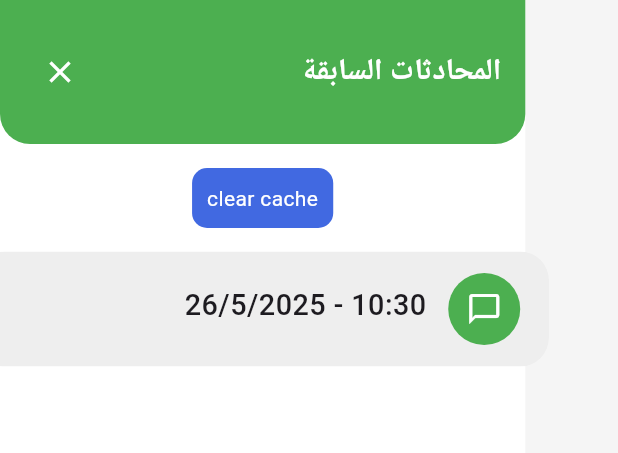
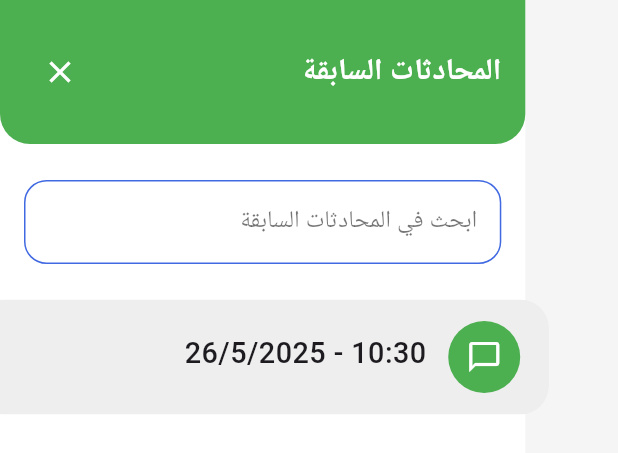
Before and after one commit to EslamKamel89/ai_chat_pot, a Flutter app: the ChatHistoryDrawer widget shown alone on an empty page, opened directly, on a phone screen of 412 x 824 dp. Shown: the top 453 px of the screen. Run offline on Flutter 3.47's test engine with Material 3 defaults, Android fonts, the phone set to English and light mode, and no system bars; drawn by our look-alikes of flutter_animate; our stand-ins replace cached_network_image, connectivity_plus, dio, easy_localization, flutter_bloc, flutter_html and 9 more; accounts and stored records are empty; statements that could not run were skipped.

Commit message:
feat: adding the ability to delete conversation using swiping interaction

```diff
--- a/lib/chat/cubits/chat_cubit/chat_cubit.dart
+++ b/lib/chat/cubits/chat_cubit/chat_cubit.dart
@@ -39,6 +39,7 @@ class ChatCubit extends Cubit<ChatState> {
     emit(
       state.copyWith(
         conversationsInHistory: conversationsInHistory,
+        filteredConversations: conversationsInHistory,
         messages: chatData,
         currentSessionConversation: currentSession,
         selectedConversation: currentSession,
@@ -106,6 +107,12 @@ class ChatCubit extends Cubit<ChatState> {
     emit(state.copyWith(messages: chatData, selectedConversation: selectedCoversation));
   }
 
+  void deleteConversation(String conversationId) {
+    state.conversationsInHistory.removeWhere((conversation) => conversation.id == conversationId);
+    cacheChatHistory(state.conversationsInHistory);
+    emit(state.copyWith());
+  }
+
   List<ChatHistoryEntity> cacheChatHistory(List<ChatHistoryEntity> conversations) {
     sharedPreferences.setStringList(
       ShPrefKey.chatHistoryData,
@@ -113,4 +120,16 @@ class ChatCubit extends Cubit<ChatState> {
     );
     return conversations;
   }
+
+  void filterConversations(String query) {
+    if (query.isEmpty) {
+      emit(state.copyWith(filteredConversations: state.conversationsInHistory));
+    } else {
+      final filtered =
+          state.conversationsInHistory.where((conversation) {
+            return conversation.title?.toLowerCase().contains(query.toLowerCase()) ?? false;
+          }).toList();
+      emit(state.copyWith(filteredConversations: filtered));
+    }
+  }
 }
--- a/lib/chat/cubits/chat_cubit/chat_state.dart
+++ b/lib/chat/cubits/chat_cubit/chat_state.dart
@@ -5,6 +5,7 @@ import 'package:ai_chat_pot/chat/entities/chat_message_entity.dart';
 
 class ChatState {
   List<ChatMessageEntity> messages;
+  List<ChatHistoryEntity>? filteredConversations;
   List<ChatHistoryEntity> conversationsInHistory;
   ChatHistoryEntity? currentSessionConversation;
   ChatHistoryEntity? selectedConversation;
@@ -12,6 +13,7 @@ class ChatState {
   ChatState({
     required this.messages,
     required this.conversationsInHistory,
+    this.filteredConversations,
     this.currentSessionConversation,
     this.selectedConversation,
   });
@@ -19,12 +21,14 @@ class ChatState {
   ChatState copyWith({
     List<ChatMessageEntity>? messages,
     List<ChatHistoryEntity>? conversationsInHistory,
+    List<ChatHistoryEntity>? filteredConversations,
     ChatHistoryEntity? currentSessionConversation,
     ChatHistoryEntity? selectedConversation,
   }) {
     return ChatState(
       messages: messages ?? this.messages,
       conversationsInHistory: conversationsInHistory ?? this.conversationsInHistory,
+      filteredConversations: filteredConversations ?? this.filteredConversations,
       currentSessionConversation: currentSessionConversation ?? this.currentSessionConversation,
       selectedConversation: selectedConversation ?? this.selectedConversation,
     );
--- a/lib/chat/presentation/views/chat_screen.dart
+++ b/lib/chat/presentation/views/chat_screen.dart
@@ -29,7 +29,7 @@ class _ChatScreenState extends State<ChatScreen> {
       if (_scrollController.hasClients) {
         _scrollController.animateTo(
           _scrollController.position.maxScrollExtent,
-          duration: const Duration(milliseconds: 300),
+          duration: const Duration(milliseconds: 1000),
           curve: Curves.easeOut,
         );
       }
@@ -54,6 +54,7 @@ class _ChatScreenState extends State<ChatScreen> {
                   return DefaultScreenPadding(
                     child: Column(
                       children: [
+                        if (state.messages.isNotEmpty)
                           Expanded(
                             child: ListView.builder(
                               controller: _scrollController,
@@ -64,6 +65,15 @@ class _ChatScreenState extends State<ChatScreen> {
                                   message: message,
                                 ).animate().fadeIn(duration: 300.ms);
                               },
+                            ),
+                          ),
+                        if (state.messages.isEmpty)
+                          Expanded(
+                            child: Center(
+                              child: Text(
+                                "اطرح سؤالاً",
+                                style: TextStyle(fontSize: 20, color: Colors.grey),
+                              ),
                             ),
                           ),
                         MessageInput(
--- a/lib/chat/presentation/widgets/chat_histroy_drawer.dart
+++ b/lib/chat/presentation/widgets/chat_histroy_drawer.dart
@@ -1,22 +1,37 @@
 import 'package:ai_chat_pot/chat/cubits/chat_cubit/chat_cubit.dart';
 import 'package:ai_chat_pot/chat/cubits/chat_cubit/chat_state.dart';
 import 'package:ai_chat_pot/chat/entities/chat_history_entity.dart';
-import 'package:ai_chat_pot/core/extensions/context-extensions.dart';
-import 'package:ai_chat_pot/core/service_locator/service_locator.dart';
+import 'package:ai_chat_pot/core/widgets/inputs.dart';
 import 'package:flutter/material.dart';
 import 'package:flutter_animate/flutter_animate.dart';
 import 'package:flutter_bloc/flutter_bloc.dart';
-import 'package:shared_preferences/shared_preferences.dart';
+import 'package:material_design_icons_flutter/material_design_icons_flutter.dart';
 
-class ChatHistoryDrawer extends StatelessWidget {
-  // final List<ChatHistoryItem> chats;
-  // final Function(String id) onDelete;
+class ChatHistoryDrawer extends StatefulWidget {
+  const ChatHistoryDrawer({super.key});
 
-  const ChatHistoryDrawer({
-    super.key,
-    // required this.chats,
-    // required this.onDelete,
+  @override
+  State<ChatHistoryDrawer> createState() => _ChatHistoryDrawerState();
+}
+
+class _ChatHistoryDrawerState extends State<ChatHistoryDrawer> {
+  late final ChatCubit controller;
+  final TextEditingController searchController = TextEditingController();
+  @override
+  void initState() {
+    controller = context.read<ChatCubit>();
+    controller.filterConversations('');
+    searchController.addListener(() {
+      controller.filterConversations(searchController.text);
     });
+    super.initState();
+  }
+
+  @override
+  void dispose() {
+    searchController.dispose();
+    super.dispose();
+  }
 
   @override
   Widget build(BuildContext context) {
@@ -57,29 +72,34 @@ class ChatHistoryDrawer extends StatelessWidget {
             ),
 
             const SizedBox(height: 16),
-            InkWell(
-              onTap: () {
-                serviceLocator<SharedPreferences>().clear();
-              },
-              child: Container(
-                padding: EdgeInsets.all(10),
-                decoration: BoxDecoration(
-                  color: context.primaryColor,
-                  borderRadius: BorderRadius.circular(10),
-                ),
-                child: Text('clear cache', style: TextStyle(color: Colors.white)),
-              ),
+            Padding(
+              padding: EdgeInsets.symmetric(horizontal: 16),
+              child: CustomTextField("ابحث في المحادثات السابقة", searchController, ''),
             ),
             const SizedBox(height: 16),
+            // InkWell(
+            //   onTap: () {
+            //     serviceLocator<SharedPreferences>().clear();
+            //   },
+            //   child: Container(
+            //     padding: EdgeInsets.all(10),
+            //     decoration: BoxDecoration(
+            //       color: context.primaryColor,
+            //       borderRadius: BorderRadius.circular(10),
+            //     ),
+            //     child: Text('clear cache', style: TextStyle(color: Colors.white)),
+            //   ),
+            // ),
+            // const SizedBox(height: 16),
 
             // Chat List
             Expanded(
               child: BlocBuilder<ChatCubit, ChatState>(
                 builder: (context, state) {
                   return ListView.builder(
-                    itemCount: state.conversationsInHistory.length,
+                    itemCount: state.filteredConversations!.length,
                     itemBuilder: (context, index) {
-                      final chat = state.conversationsInHistory[index];
+                      final chat = state.filteredConversations![index];
                       return InkWell(
                         onTap: () async {
                           final controller = context.read<ChatCubit>();
@@ -105,19 +125,33 @@ class ChatHistoryDrawer extends StatelessWidget {
   }
 
   Widget _buildChatCard(ChatHistoryEntity chat, BuildContext context) {
-    return Padding(
+    return Dismissible(
+      key: UniqueKey(),
+      direction: DismissDirection.horizontal,
+      onDismissed: (_) {
+        controller.deleteConversation(chat.id!);
+      },
+      background: Container(
+        decoration: BoxDecoration(color: Colors.red),
+        child: Row(
+          mainAxisAlignment: MainAxisAlignment.spaceBetween,
+          children: [
+            Padding(
+              padding: EdgeInsets.only(right: 30),
+              child: Icon(MdiIcons.trashCan, color: Colors.white, size: 30),
+            ),
+            Padding(
+              padding: EdgeInsets.only(left: 30),
+              child: Icon(MdiIcons.trashCan, color: Colors.white, size: 30),
+            ),
+          ],
+        ),
+      ),
+      child: Padding(
         padding: const EdgeInsets.symmetric(horizontal: 16, vertical: 6),
         child: ClipRRect(
           borderRadius: BorderRadius.circular(16),
-        // child: SlidableButton(
-        //   startAction: () => onDelete(chat.id),
-        // actionWidget:
-        // Container(
-        //   alignment: Alignment.center,
-        //   padding: const EdgeInsets.only(left: 16),
-        //   color: Colors.red,
-        //   child: const Icon(Icons.delete, color: Colors.white),
-        // ),
+
           child: Container(
             padding: const EdgeInsets.symmetric(horizontal: 16, vertical: 12),
             decoration: BoxDecoration(
@@ -147,11 +181,6 @@ class ChatHistoryDrawer extends StatelessWidget {
                         style: const TextStyle(fontSize: 16, fontWeight: FontWeight.w500),
                       ),
                       const SizedBox(height: 4),
-                    // Text(
-                    //   "${chat.timestamp.hour}:${chat.timestamp.minute} - ${chat.timestamp.day}/${chat.timestamp.month}/${chat.timestamp.year}",
-                    //   textAlign: TextAlign.right,
-                    //   style: TextStyle(fontSize: 12, color: Colors.grey[600]),
-                    // ),
                     ],
                   ),
                 ),
@@ -160,6 +189,8 @@ class ChatHistoryDrawer extends StatelessWidget {
           ),
         ),
         // ),
-    ).animate().slideX(begin: 1.0, duration: 300.ms).fadeIn();
+      ),
+      // .animate().slideX(begin: 1.0, duration: 300.ms).fadeIn(),
+    );
   }
 }
```
Lines whose indentation alone changed are shown as unchanged.
